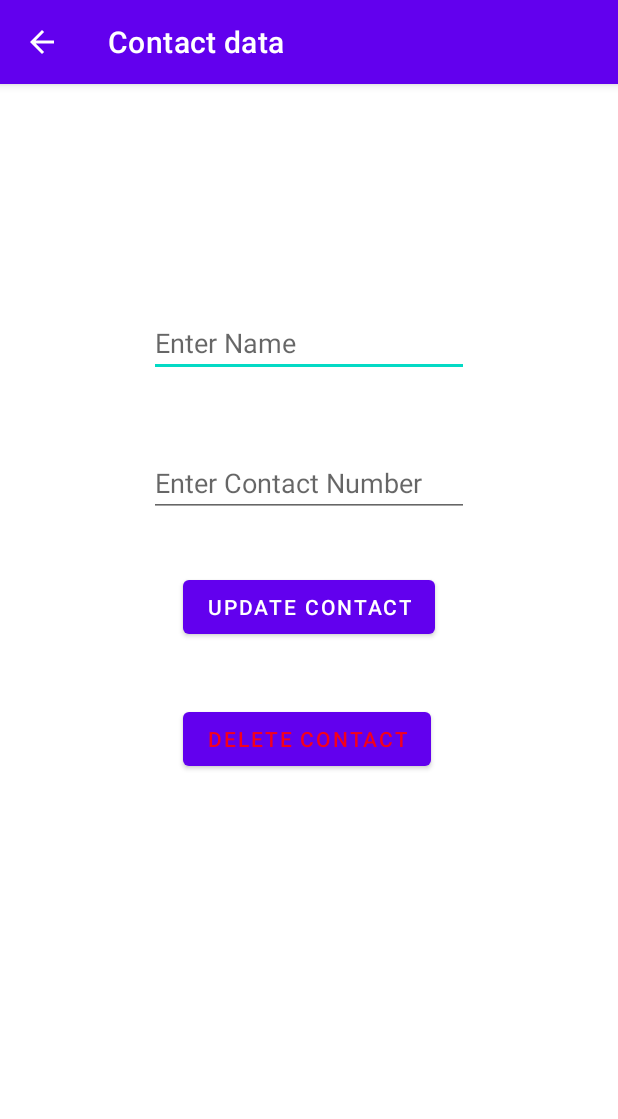
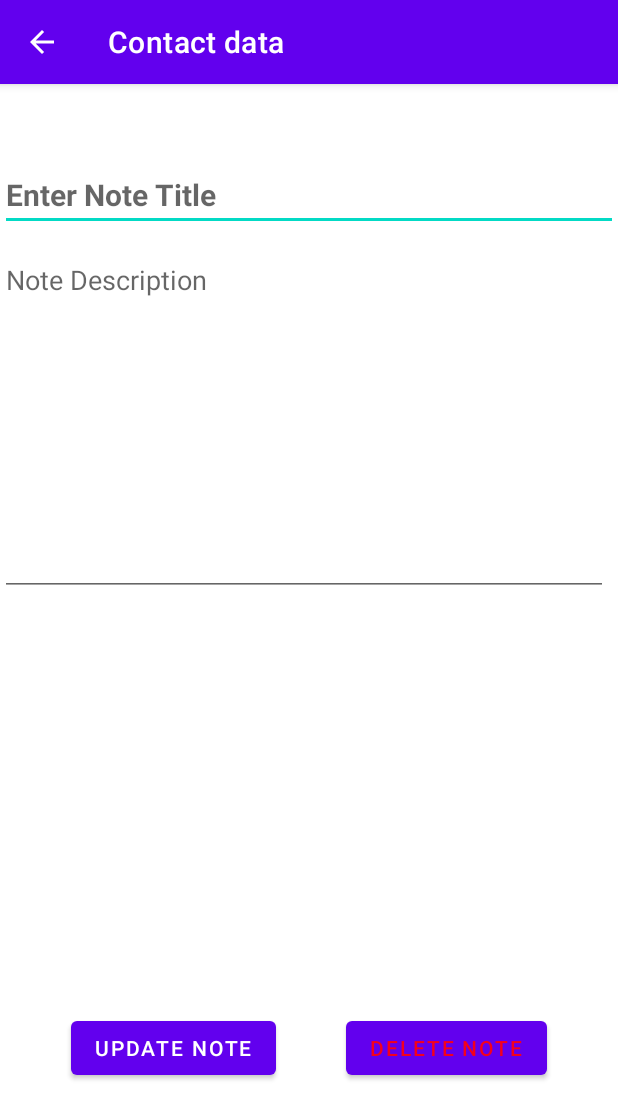
Before and after one commit to AmarvirSingh/Contact, an Android app: the UpdateActivity screen opened directly, with no data from a screen before it, on a phone screen of 412 x 824 dp. Shown: the top 1119 px of the screen. Run offline under Robolectric (Android 15) with nearby library versions, the phone set to English and light mode, and no system bars.

Commit message:
text Changed

```diff
--- a/app/src/main/AndroidManifest.xml
+++ b/app/src/main/AndroidManifest.xml
@@ -6,7 +6,7 @@
     <application
         android:allowBackup="true"
         android:icon="@mipmap/ic_launcher"
-        android:label="Contact"
+        android:label="Easy-Peasy Notes"
         android:roundIcon="@mipmap/ic_launcher_round"
         android:supportsRtl="true"
         android:theme="@style/Theme.MyApplication">
--- a/app/src/main/java/com/example/myapplication/CustomAdapter.java
+++ b/app/src/main/java/com/example/myapplication/CustomAdapter.java
@@ -40,6 +40,7 @@ public class CustomAdapter extends RecyclerView.Adapter<CustomAdapter.MyViewHold
 
     @Override
     public void onBindViewHolder(@NonNull CustomAdapter.MyViewHolder holder, int position) {
+        holder.srTextView.setText(String.valueOf(srnum.get(position)));
         holder.naem.setText(String.valueOf(name.get(position)));
         holder.number.setText(String.valueOf(number.get(position)));
 
@@ -61,12 +62,13 @@ public class CustomAdapter extends RecyclerView.Adapter<CustomAdapter.MyViewHold
     }
 
     public class MyViewHolder extends RecyclerView.ViewHolder {
-        TextView naem , number;
+        TextView naem , number, srTextView;
         LinearLayout linearLayout;
         public MyViewHolder(@NonNull View itemView) {
             super(itemView);
         naem = itemView.findViewById(R.id.textView);
         number = itemView.findViewById(R.id.textView2);
+        srTextView = itemView.findViewById(R.id.srtextView);
         linearLayout = itemView.findViewById(R.id.row_Linear);
 
         }
--- a/app/src/main/java/com/example/myapplication/MainActivity.java
+++ b/app/src/main/java/com/example/myapplication/MainActivity.java
@@ -66,7 +66,7 @@ public class MainActivity extends AppCompatActivity {
 
         displayData();
 
-        total.setText("Total contacts "+srnum.size());
+        total.setText("Total Notes "+srnum.size());
         rv.setLayoutManager(new LinearLayoutManager(MainActivity.this));
     }
 
--- a/app/src/main/java/com/example/myapplication/UpdateActivity.java
+++ b/app/src/main/java/com/example/myapplication/UpdateActivity.java
@@ -14,7 +14,7 @@ public class UpdateActivity extends AppCompatActivity {
     EditText name, num;
     Button update, delete;
 
-    // creatoing string variable for having data of the intent from the main activity
+    // creating string variable for having data of the intent from the main activity
 
     String intentId, intentName, intentNumber;
     @Override
--- a/app/src/main/res/layout/activity_update.xml
+++ b/app/src/main/res/layout/activity_update.xml
@@ -8,34 +8,39 @@
 
     <EditText
         android:id="@+id/updateName"
-        android:layout_width="wrap_content"
+        android:layout_width="0dp"
         android:layout_height="wrap_content"
-        android:layout_marginTop="150dp"
+        android:layout_marginTop="50dp"
         android:ems="10"
-        android:hint="Enter Name"
+        android:hint="Enter Note Title"
         android:inputType="textPersonName"
+        android:textSize="20sp"
+        android:textStyle="bold"
         app:layout_constraintEnd_toEndOf="parent"
         app:layout_constraintStart_toStartOf="parent"
         app:layout_constraintTop_toTopOf="parent" />
 
     <EditText
         android:id="@+id/updateNumber"
-        android:layout_width="wrap_content"
-        android:layout_height="wrap_content"
-        android:layout_marginTop="48dp"
+        android:layout_width="405dp"
+        android:layout_height="233dp"
+        android:layout_marginTop="10dp"
         android:ems="10"
-        android:hint="Enter Contact Number"
-        android:inputType="number"
-        app:layout_constraintStart_toStartOf="@+id/updateName"
+        android:gravity="top"
+        android:hint="Note Description"
+        android:inputType="none|textMultiLine"
+        android:textSize="18sp"
+        app:layout_constraintStart_toStartOf="parent"
         app:layout_constraintTop_toBottomOf="@+id/updateName" />
 
     <Button
         android:id="@+id/update_btn"
         android:layout_width="wrap_content"
         android:layout_height="wrap_content"
-        android:layout_marginTop="36dp"
-        android:text="Update Contact"
-        app:layout_constraintEnd_toEndOf="parent"
+        android:layout_marginTop="277dp"
+        android:text="Update Note"
+        app:layout_constraintEnd_toStartOf="@+id/delete_btn"
+        app:layout_constraintHorizontal_bias="0.5"
         app:layout_constraintStart_toStartOf="parent"
         app:layout_constraintTop_toBottomOf="@+id/updateNumber" />
 
@@ -43,11 +48,12 @@
         android:id="@+id/delete_btn"
         android:layout_width="wrap_content"
         android:layout_height="wrap_content"
-        android:layout_marginTop="40dp"
-        android:text="Delete Contact"
+        android:text="Delete Note"
         android:textColor="#F4001C"
-        app:layout_constraintStart_toStartOf="@+id/update_btn"
-        app:layout_constraintTop_toBottomOf="@+id/update_btn" />
+        app:layout_constraintEnd_toEndOf="parent"
+        app:layout_constraintHorizontal_bias="0.5"
+        app:layout_constraintStart_toEndOf="@+id/update_btn"
+        app:layout_constraintTop_toTopOf="@+id/update_btn" />
 
 
 </androidx.constraintlayout.widget.ConstraintLayout>
```
Also changed, not shown: app/src/main/res/layout/activity_add.xml (+17 -11 lines), app/src/main/res/layout/row_design.xml (+25 -10 lines).
